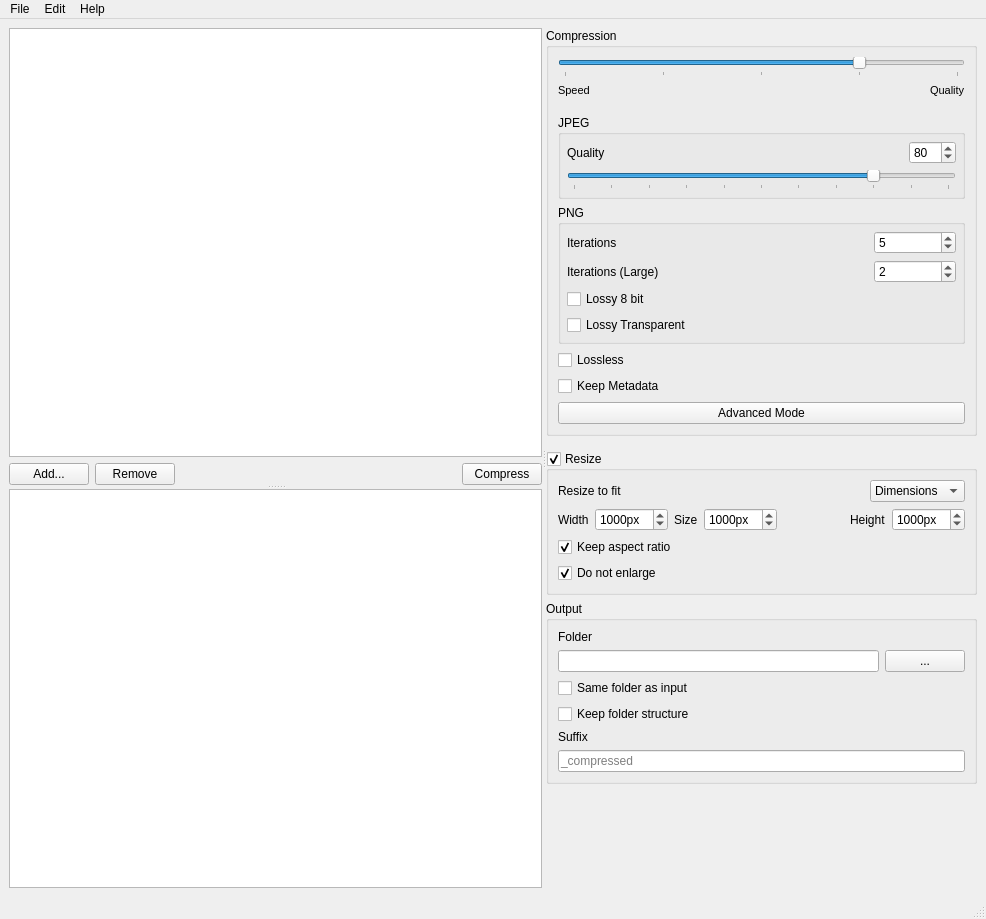
Before: the Qt Designer form views/MainWindow.ui in Lymphatus/caesium-image-compressor, drawn with Qt 5.
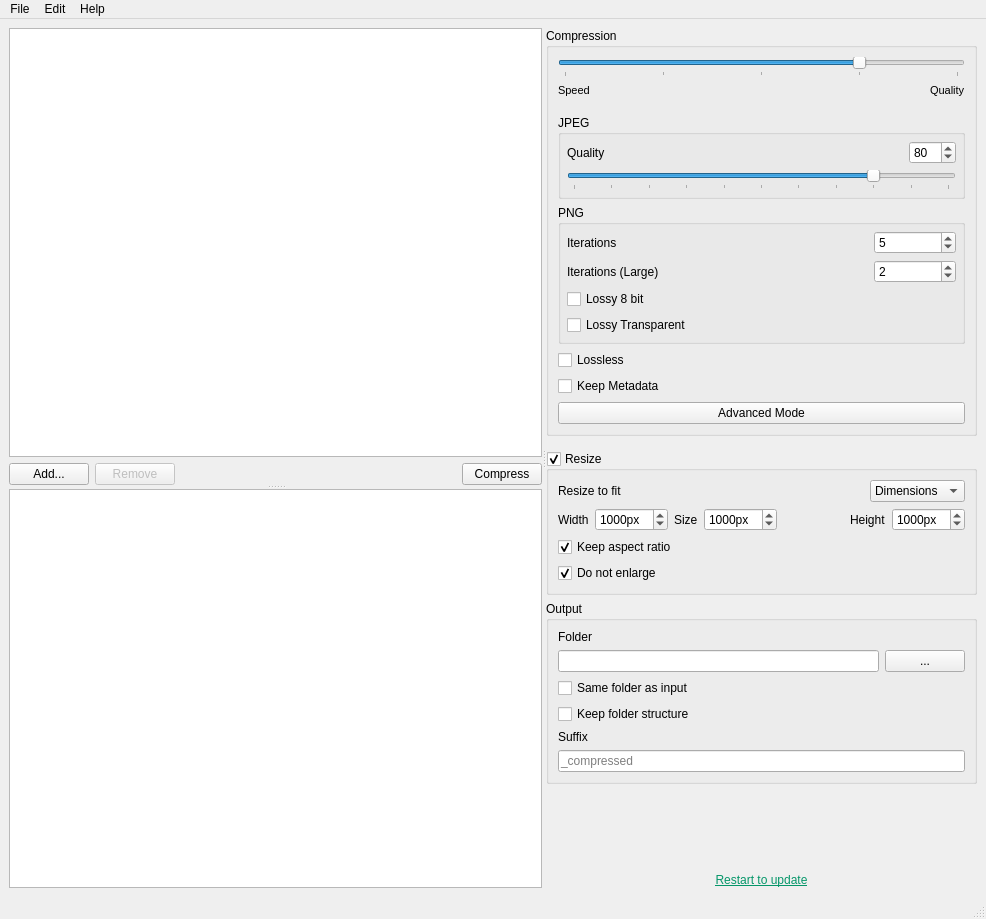
After: the same form once the commit is applied. Custom widgets are drawn as their Qt base class.

The edit to the form file:
```diff
--- a/views/MainWindow.ui
+++ b/views/MainWindow.ui
@@ -86,6 +86,9 @@
            </item>
            <item>
             <widget class="QPushButton" name="removeFiles_Button">
+             <property name="enabled">
+              <bool>false</bool>
+             </property>
              <property name="text">
               <string>Remove</string>
              </property>
@@ -771,6 +774,36 @@
           </property>
          </spacer>
         </item>
+        <item>
+         <widget class="QPushButton" name="updateAvailable_Button">
+          <property name="sizePolicy">
+           <sizepolicy hsizetype="Minimum" vsizetype="Minimum">
+            <horstretch>0</horstretch>
+            <verstretch>0</verstretch>
+           </sizepolicy>
+          </property>
+          <property name="cursor">
+           <cursorShape>PointingHandCursor</cursorShape>
+          </property>
+          <property name="styleSheet">
+           <string notr="true">QPushButton {
+	color: #059669;
+	text-decoration:underline;
+	padding: 0;
+}
+
+QPushButton:pressed {
+    background-color: transparent;
+}</string>
+          </property>
+          <property name="text">
+           <string>Restart to update</string>
+          </property>
+          <property name="flat">
+           <bool>true</bool>
+          </property>
+         </widget>
+        </item>
        </layout>
       </widget>
      </widget>
```
Left out of the diff: 24 changed lines with no effect on the pictures.
